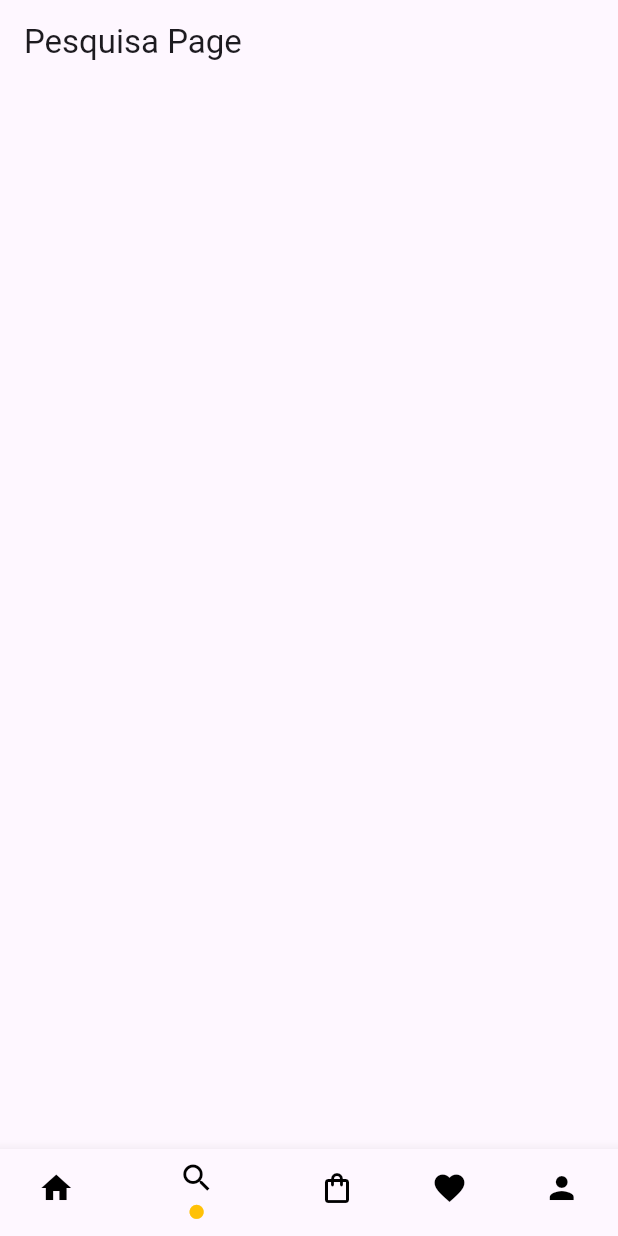
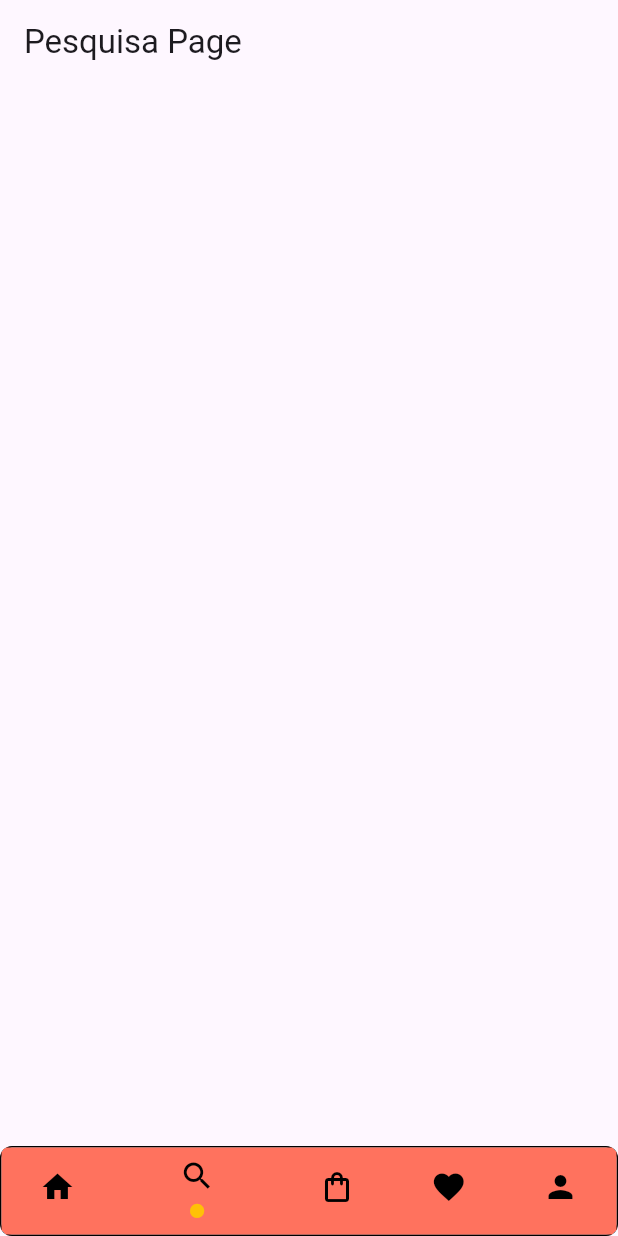
Before and after one commit to MottoMottoBR/superfood, a Flutter app: the screen it shows after launch, swiped to page 2, on a phone screen of 412 x 824 dp. Run offline on Flutter 3.47's test engine with Material 3 defaults, Android fonts, the phone set to English and light mode, and no system bars; our stand-ins replace google_fonts, smooth_page_indicator.

```diff
--- a/lib/pages/home_naviga.dart
+++ b/lib/pages/home_naviga.dart
@@ -5,6 +5,8 @@ import 'package:superfood/pages/pages_controller/favoritos_page.dart';
 import 'package:superfood/pages/pages_controller/perfil_page.dart';
 import 'package:superfood/pages/pages_controller/pesquisa_page.dart';
 import 'package:superfood/styles_patterns/app_colors.dart';
+
+import 'dart:ui' as ui;
 
 class HomeNaviga extends StatefulWidget {
   const HomeNaviga({super.key});
@@ -44,12 +46,20 @@ class _HomeNavigaState extends State<HomeNaviga> {
           FavoritosPage(),
         ],
       ),
-      bottomNavigationBar: BottomNavigationBar(
+      bottomNavigationBar: Container(
+        clipBehavior: Clip.hardEdge,
+        decoration: BoxDecoration(
+            shape: BoxShape.rectangle,
+            borderRadius: BorderRadius.circular(8),
+            border: Border.all()),
+        child: BottomNavigationBar(
+          backgroundColor: AppColors.orange,
           selectedItemColor: Colors.amber,
-        //unselectedItemColor: AppColors.backGroundColor,
+          unselectedItemColor: Colors.transparent,
           currentIndex: paginaAtual,
           items: const [
             BottomNavigationBarItem(
+                backgroundColor: AppColors.orange,
                 icon: Icon(
                   Icons.home,
                   color: AppColors.black,
@@ -82,9 +92,10 @@ class _HomeNavigaState extends State<HomeNaviga> {
           ],
           onTap: (pagina) {
             paginaControle.animateToPage(pagina,
-              duration: const Duration(milliseconds: 400), curve: Curves.ease);
+                duration: const Duration(milliseconds: 400),
+                curve: Curves.ease);
           },
-        backgroundColor: AppColors.whiteBackground,
+        ),
       ),
     );
   }
```
Lines whose indentation alone changed are shown as unchanged.
